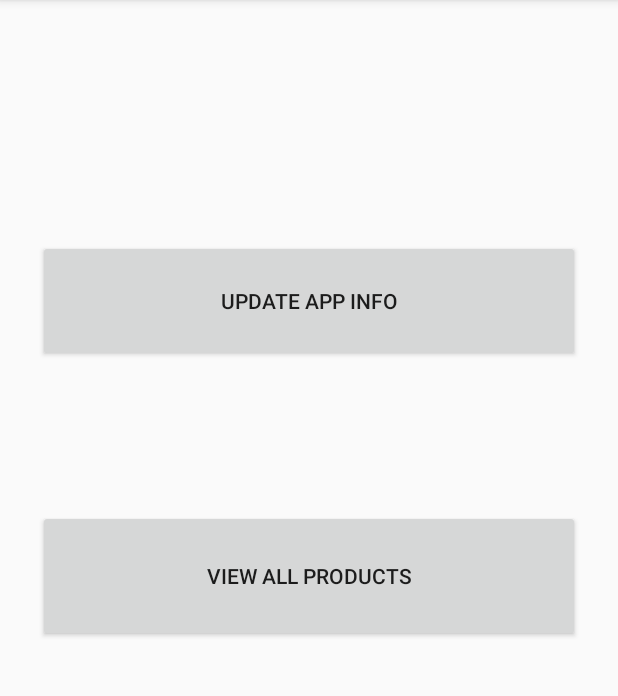
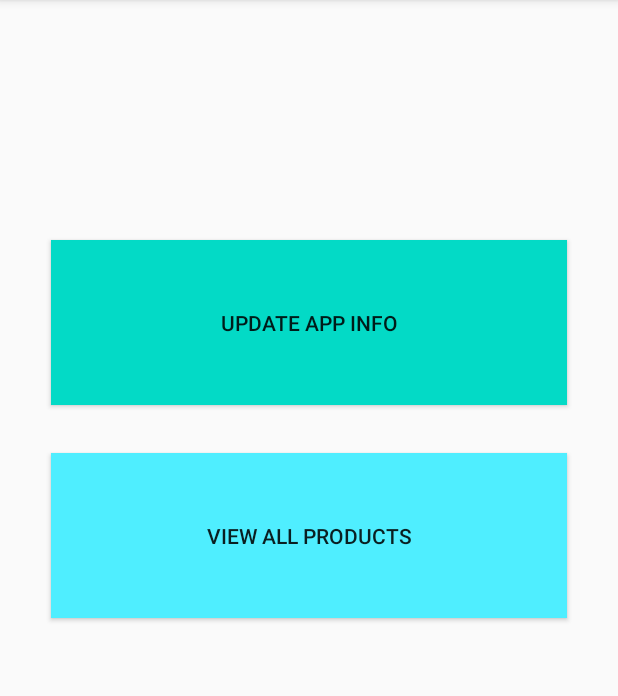
Before and after one commit to hasintha98/MAD-ESTOCK-V2, an Android app: the Admin screen opened directly, with no data from a screen before it, on a phone screen of 412 x 824 dp, the part 84-780 px from its top. Run offline under Robolectric (Android 15) with nearby library versions, the phone set to English and light mode, and no system bars.

Commit message:
final admin

```diff
--- a/app/src/main/java/com/example/estock/Admin_UpdateAppInfo.java
+++ b/app/src/main/java/com/example/estock/Admin_UpdateAppInfo.java
@@ -1,7 +1,6 @@
 package com.example.estock;
 
 import androidx.appcompat.app.AppCompatActivity;
-import androidx.constraintlayout.widget.ConstraintLayout;
 
 import android.content.Intent;
 import android.database.Cursor;
@@ -38,11 +37,14 @@ public class Admin_UpdateAppInfo extends AppCompatActivity {
         update = (Button)findViewById(R.id.btn_update);
         add = (Button)findViewById(R.id.button_add);
 
+
+
         Cursor data = mydb.getDataById(1);
         while(data.moveToNext()) {
             aboutUs.setText(data.getString(1));
             contactUs.setText(data.getString(2));
         }
+
 
         AddData();
         UpdateData();
@@ -88,7 +90,7 @@ public class Admin_UpdateAppInfo extends AppCompatActivity {
 
                 if(isUpdated == true) {
                     Toast.makeText(Admin_UpdateAppInfo.this, "You have successfully updated the item", Toast.LENGTH_LONG).show();
-                    startActivity(new Intent(Admin_UpdateAppInfo.this, About_Us.class));
+                    startActivity(new Intent(Admin_UpdateAppInfo.this, com.example.estock.App_Info.class));
                 } else {
                     Toast.makeText(Admin_UpdateAppInfo.this, "Data not Updated", Toast.LENGTH_LONG).show();
                 }
--- a/app/src/main/java/com/example/estock/DatabaseHelper_UpdateAppInfo.java
+++ b/app/src/main/java/com/example/estock/DatabaseHelper_UpdateAppInfo.java
@@ -52,6 +52,12 @@ public class DatabaseHelper_UpdateAppInfo extends SQLiteOpenHelper {
 
     }
 
+    public  Cursor getAllData(){
+        SQLiteDatabase sqLiteDatabase = this.getWritableDatabase();
+        Cursor res = sqLiteDatabase.rawQuery("select * from "+TABLE_NAME,null);
+        return  res;
+    }
+
     public Cursor getDataById(int id) {
         SQLiteDatabase sqLiteDatabase = this.getWritableDatabase();
         Cursor res = sqLiteDatabase.rawQuery("select * from "+TABLE_NAME+" where ID = '"+id+"'",null);
--- a/app/src/main/res/layout/activity_admin.xml
+++ b/app/src/main/res/layout/activity_admin.xml
@@ -8,13 +8,14 @@
 
     <Button
         android:id="@+id/btn_appinfo"
-        android:layout_width="361dp"
-        android:layout_height="81dp"
-        android:layout_marginStart="16dp"
-        android:layout_marginLeft="16dp"
+        android:layout_width="344dp"
+        android:layout_height="110dp"
+        android:layout_marginStart="8dp"
+        android:layout_marginLeft="8dp"
         android:layout_marginTop="160dp"
-        android:layout_marginEnd="16dp"
-        android:layout_marginRight="16dp"
+        android:layout_marginEnd="8dp"
+        android:layout_marginRight="8dp"
+        android:background="@color/design_default_color_secondary"
         android:text="Update app info"
         app:layout_constraintEnd_toEndOf="parent"
         app:layout_constraintStart_toStartOf="parent"
@@ -22,15 +23,19 @@
 
     <Button
         android:id="@+id/btn_viewall"
-        android:layout_width="361dp"
-        android:layout_height="88dp"
+        android:layout_width="344dp"
+        android:layout_height="110dp"
+        android:layout_marginStart="8dp"
+        android:layout_marginLeft="8dp"
         android:layout_marginTop="8dp"
+        android:layout_marginEnd="8dp"
+        android:layout_marginRight="8dp"
         android:layout_marginBottom="8dp"
+        android:background="@color/colorPrimaryLight"
         android:text="view all products"
         app:layout_constraintBottom_toBottomOf="parent"
         app:layout_constraintEnd_toEndOf="@+id/btn_appinfo"
-        app:layout_constraintHorizontal_bias="1.0"
         app:layout_constraintStart_toStartOf="@+id/btn_appinfo"
         app:layout_constraintTop_toBottomOf="@+id/btn_appinfo"
-        app:layout_constraintVertical_bias="0.215" />
+        app:layout_constraintVertical_bias="0.065" />
 </androidx.constraintlayout.widget.ConstraintLayout>
--- a/app/src/main/res/values/colors.xml
+++ b/app/src/main/res/values/colors.xml
@@ -1,6 +1,6 @@
 <?xml version="1.0" encoding="utf-8"?>
 <resources>
-    <color name="colorPrimaryLight">#1200CBD8</color>
+    <color name="colorPrimaryLight">#4FEEFF</color>
     <color name="colorPrimary">#F000CBD8</color>
     <color name="colorPrimaryDark">#03A0AD</color>
     <color name="colorAccent">#D81B60</color>
```
Also changed, not shown: app/src/main/java/com/example/estock/About_Us.java (deleted, +0 -14 lines), app/src/main/java/com/example/estock/App_Info.java (added, +44 -0 lines), app/src/main/res/layout/activity_app_info.xml (renamed from app/src/main/res/layout/activity_about__us.xml, +24 -20 lines), app/src/main/res/drawable-v24/background2.jpg (added), app/src/main/res/drawable-v24/background3.jpg (added), app/src/main/res/drawable-v24/backgroundpic.jpg (added).
